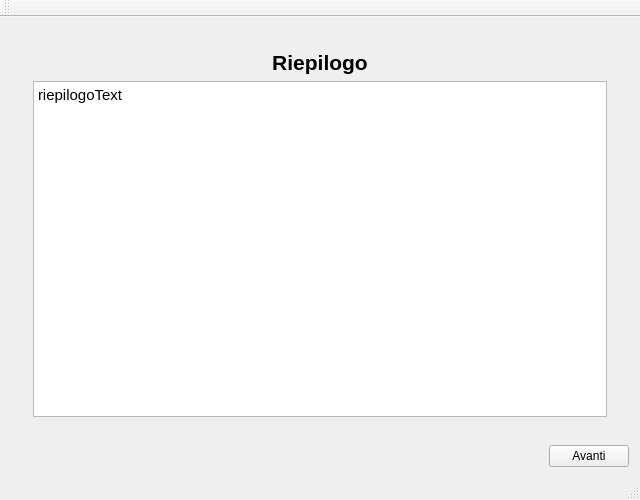
First picture: the form in mainwindow.ui, repository kele23/IUM, before the edit.
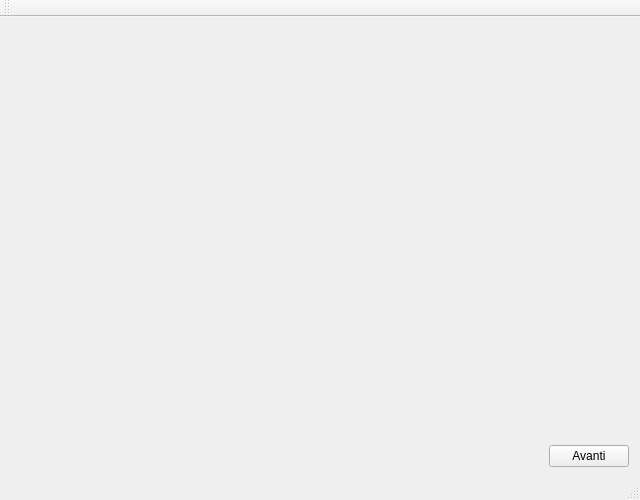
Second picture: the form after the edit.

Commit message: Riepilogo in una classe a sè stante

Patch:
```diff
--- a/mainwindow.ui
+++ b/mainwindow.ui
@@ -31,35 +31,7 @@
       </property>
       <layout class="QGridLayout" name="gridLayout_3">
        <item row="0" column="0">
-        <layout class="QGridLayout" name="contentLayout">
-         <item row="0" column="0">
-          <widget class="QWidget" name="riepilogoWidget" native="true">
-           <property name="enabled">
-            <bool>true</bool>
-           </property>
-           <layout class="QVBoxLayout" name="verticalLayout">
-            <item>
-             <widget class="QLabel" name="riepilogoLabel">
-              <property name="text">
-               <string>&lt;html&gt;&lt;head/&gt;&lt;body&gt;&lt;p align=&quot;center&quot;&gt;&lt;span style=&quot; font-size:16pt; font-weight:600;&quot;&gt;Riepilogo&lt;/span&gt;&lt;/p&gt;&lt;/body&gt;&lt;/html&gt;</string>
-              </property>
-             </widget>
-            </item>
-            <item>
-             <widget class="QTextBrowser" name="riepilogoText">
-              <property name="html">
-               <string>&lt;!DOCTYPE HTML PUBLIC &quot;-//W3C//DTD HTML 4.0//EN&quot; &quot;http://www.w3.org/TR/REC-html40/strict.dtd&quot;&gt;
-&lt;html&gt;&lt;head&gt;&lt;meta name=&quot;qrichtext&quot; content=&quot;1&quot; /&gt;&lt;style type=&quot;text/css&quot;&gt;
-p, li { white-space: pre-wrap; }
-&lt;/style&gt;&lt;/head&gt;&lt;body style=&quot; font-family:'Ubuntu'; font-size:11pt; font-weight:400; font-style:normal;&quot;&gt;
-&lt;p style=&quot; margin-top:0px; margin-bottom:0px; margin-left:0px; margin-right:0px; -qt-block-indent:0; text-indent:0px;&quot;&gt;riepilogoText&lt;/p&gt;&lt;/body&gt;&lt;/html&gt;</string>
-              </property>
-             </widget>
-            </item>
-           </layout>
-          </widget>
-         </item>
-        </layout>
+        <layout class="QGridLayout" name="contentLayout"/>
        </item>
       </layout>
      </widget>
```
The commit also changes 7 other files.
